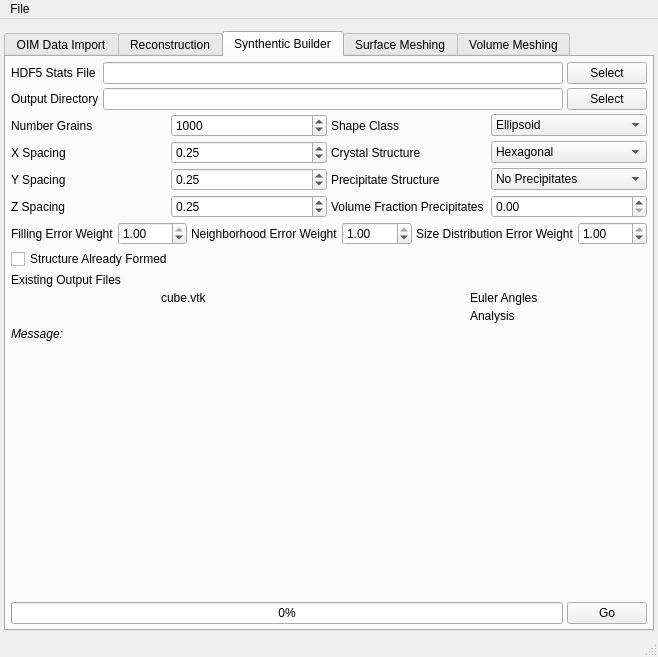
Old version of the form Source/AIM/GUI/UI_Files/RepresentationUI.ui in the repository BlueQuartzSoftware/DREAM3D.
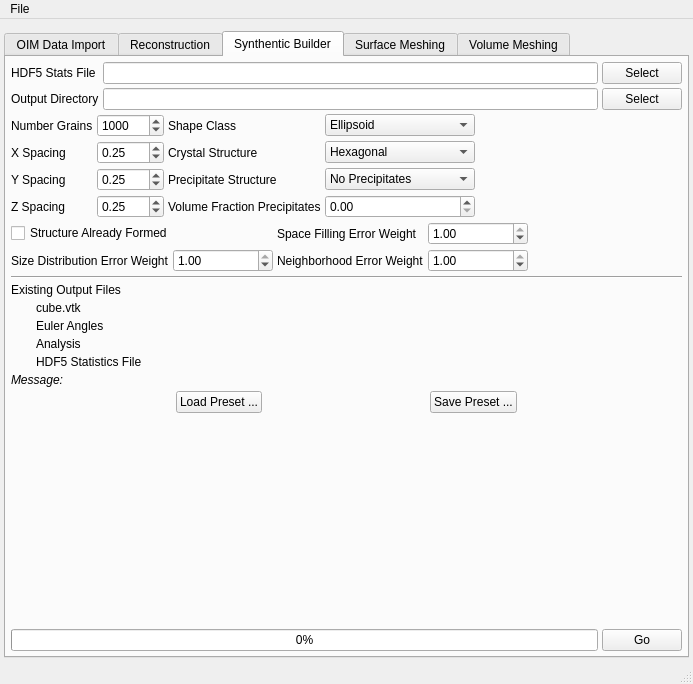
New version of the form. The open tabs and pages were chosen to show the change. Icons and pictures are not drawn.

Commit message: Removing AIMThreads from compiling as it is not used any more. Fixing crashing bug on start up due to changes in how the plot widget table is initialized which lead to a null pointer access

What changed in the file:
```diff
--- a/Source/AIM/GUI/UI_Files/RepresentationUI.ui
+++ b/Source/AIM/GUI/UI_Files/RepresentationUI.ui
@@ -6,8 +6,8 @@
    <rect>
     <x>0</x>
     <y>0</y>
-    <width>658</width>
-    <height>657</height>
+    <width>693</width>
+    <height>684</height>
    </rect>
   </property>
   <property name="windowTitle">
@@ -1244,19 +1244,38 @@
           <item row="3" column="3">
            <widget class="QDoubleSpinBox" name="gg_FractionPrecipitates"/>
           </item>
+          <item row="0" column="4" rowspan="4">
+           <spacer name="horizontalSpacer_17">
+            <property name="orientation">
+             <enum>Qt::Horizontal</enum>
+            </property>
+            <property name="sizeHint" stdset="0">
+             <size>
+              <width>40</width>
+              <height>20</height>
+             </size>
+            </property>
+           </spacer>
+          </item>
          </layout>
         </item>
         <item>
          <layout class="QGridLayout" name="gridLayout_25">
-          <item row="0" column="0">
+          <item row="0" column="2">
            <widget class="QLabel" name="label_55">
             <property name="text">
-             <string>Filling Error Weight</string>
+             <string>Space Filling Error Weight</string>
             </property>
            </widget>
           </item>
-          <item row="0" column="1">
+          <item row="0" column="3">
            <widget class="QDoubleSpinBox" name="gg_FillingErrorWeight">
+            <property name="minimumSize">
+             <size>
+              <width>100</width>
+              <height>0</height>
+             </size>
+            </property>
             <property name="maximum">
              <double>1.000000000000000</double>
             </property>
@@ -1268,15 +1287,21 @@
             </property>
            </widget>
           </item>
-          <item row="0" column="2">
+          <item row="1" column="2">
            <widget class="QLabel" name="label_3">
             <property name="text">
              <string>Neighborhood Error Weight</string>
             </property>
            </widget>
           </item>
-          <item row="0" column="3">
+          <item row="1" column="3">
            <widget class="QDoubleSpinBox" name="gg_NeighborhoodErrorWeight">
+            <property name="minimumSize">
+             <size>
+              <width>100</width>
+              <height>0</height>
+             </size>
+            </property>
             <property name="maximum">
              <double>1.000000000000000</double>
             </property>
@@ -1288,15 +1313,28 @@
             </property>
            </widget>
           </item>
-          <item row="0" column="4">
+          <item row="0" column="0" colspan="2">
+           <widget class="QCheckBox" name="gg_AlreadyFormed">
+            <property name="text">
+             <string>Structure Already Formed</string>
+            </property>
+           </widget>
+          </item>
+          <item row="1" column="0">
            <widget class="QLabel" name="label_4">
             <property name="text">
              <string>Size Distribution Error Weight</string>
             </property>
            </widget>
           </item>
-          <item row="0" column="5">
+          <item row="1" column="1">
            <widget class="QDoubleSpinBox" name="gg_SizeDistErrorWeight">
+            <property name="minimumSize">
+             <size>
+              <width>100</width>
+              <height>0</height>
+             </size>
+            </property>
             <property name="maximum">
              <double>1.000000000000000</double>
             </property>
@@ -1308,12 +1346,25 @@
             </property>
            </widget>
           </item>
+          <item row="0" column="4" rowspan="2">
+           <spacer name="horizontalSpacer_16">
+            <property name="orientation">
+             <enum>Qt::Horizontal</enum>
+            </property>
+            <property name="sizeHint" stdset="0">
+             <size>
+              <width>40</width>
+              <height>20</height>
+             </size>
+            </property>
+           </spacer>
+          </item>
          </layout>
         </item>
         <item>
-         <widget class="QCheckBox" name="gg_AlreadyFormed">
-          <property name="text">
-           <string>Structure Already Formed</string>
+         <widget class="Line" name="line_7">
+          <property name="orientation">
+           <enum>Qt::Horizontal</enum>
           </property>
          </widget>
         </item>
@@ -1322,49 +1373,13 @@
           <property name="spacing">
            <number>4</number>
           </property>
-          <item row="0" column="0" colspan="2">
+          <item row="0" column="1">
            <widget class="QLabel" name="label_23">
             <property name="text">
              <string>Existing Output Files</string>
             </property>
            </widget>
           </item>
-          <item row="1" column="0">
-           <layout class="QFormLayout" name="formLayout_5">
-            <property name="fieldGrowthPolicy">
-             <enum>QFormLayout::FieldsStayAtSizeHint</enum>
-            </property>
-            <property name="labelAlignment">
-             <set>Qt::AlignCenter</set>
-            </property>
-            <property name="formAlignment">
-             <set>Qt::AlignHCenter|Qt::AlignTop</set>
-            </property>
-            <property name="horizontalSpacing">
-             <number>12</number>
-            </property>
-            <property name="verticalSpacing">
-             <number>4</number>
-            </property>
-            <item row="0" column="0">
-             <widget class="QLabel" name="gg_CubeFileIcon">
-              <property name="text">
-               <string/>
-              </property>
-              <property name="pixmap">
-               <pixmap resource="../../../../Resources/icons/images/Icons.qrc">:/Delete-16x16.png</pixmap>
-              </property>
-             </widget>
-            </item>
-            <item row="0" column="1">
-             <widget class="QLabel" name="gg_CubeFile">
-              <property name="text">
-               <string>cube.vtk</string>
-              </property>
-             </widget>
-            </item>
-           </layout>
-          </item>
           <item row="1" column="1">
            <layout class="QFormLayout" name="formLayout_6">
             <property name="fieldGrowthPolicy">
@@ -1382,7 +1397,7 @@
             <property name="verticalSpacing">
              <number>4</number>
             </property>
-            <item row="0" column="0">
+            <item row="1" column="0">
              <widget class="QLabel" name="gg_EulerFileIcon">
               <property name="text">
                <string/>
@@ -1392,14 +1407,14 @@
               </property>
              </widget>
             </item>
-            <item row="0" column="1">
+            <item row="1" column="1">
              <widget class="QLabel" name="gg_EulerFile">
               <property name="text">
                <string>Euler Angles</string>
               </property>
              </widget>
             </item>
-            <item row="1" column="0">
+            <item row="2" column="0">
              <widget class="QLabel" name="gg_AnalysisFileIcon">
               <property name="text">
                <string/>
@@ -1409,16 +1424,56 @@
               </property>
              </widget>
             </item>
-            <item row="1" column="1">
+            <item row="2" column="1">
              <widget class="QLabel" name="gg_AnalysisFile">
               <property name="text">
                <string>Analysis</string>
               </property>
              </widget>
             </item>
+            <item row="0" column="1">
+             <widget class="QLabel" name="gg_CubeFile">
+              <property name="text">
+               <string>cube.vtk</string>
+              </property>
+             </widget>
+            </item>
+            <item row="0" column="0">
+             <widget class="QLabel" name="gg_CubeFileIcon">
+              <property name="text">
+               <string/>
+              </property>
+              <property name="pixmap">
+               <pixmap resource="../../../../Resources/icons/images/Icons.qrc">:/Delete-16x16.png</pixmap>
+              </property>
+             </widget>
+            </item>
+            <item row="3" column="1">
+             <widget class="QLabel" name="gg_H5StatisticsFile_2">
+              <property name="minimumSize">
+               <size>
+                <width>300</width>
+                <height>0</height>
+               </size>
+              </property>
+              <property name="text">
+               <string>HDF5 Statistics File</string>
+              </property>
+             </widget>
+            </item>
+            <item row="3" column="0">
+             <widget class="QLabel" name="gg_H5StatisticsFileIcon">
+              <property name="text">
+               <string/>
+              </property>
+              <property name="pixmap">
+               <pixmap resource="../../../../Resources/icons/images/Icons.qrc">:/Delete-16x16.png</pixmap>
+              </property>
+             </widget>
+            </item>
            </layout>
           </item>
-          <item row="2" column="0" colspan="2">
+          <item row="2" column="1">
            <widget class="QLabel" name="gg_outputfile_msg">
             <property name="font">
              <font>
@@ -1436,6 +1491,76 @@
             </property>
            </widget>
           </item>
+          <item row="0" column="2" rowspan="3">
+           <spacer name="horizontalSpacer_18">
+            <property name="orientation">
+             <enum>Qt::Horizontal</enum>
+            </property>
+            <property name="sizeHint" stdset="0">
+             <size>
+              <width>40</width>
+              <height>20</height>
+             </size>
+            </property>
+           </spacer>
+          </item>
+         </layout>
+        </item>
+        <item>
+         <layout class="QHBoxLayout" name="BIG_LAYOUT">
+          <item>
+           <spacer name="horizontalSpacer_21">
+            <property name="orientation">
+             <enum>Qt::Horizontal</enum>
+            </property>
+            <property name="sizeHint" stdset="0">
+             <size>
+              <width>40</width>
+              <height>20</height>
+             </size>
+            </property>
+           </spacer>
+          </item>
+          <item>
+           <widget class="QPushButton" name="gg_LoadSettingsBtn">
+            <property name="text">
+             <string>Load Preset ...</string>
+            </property>
+           </widget>
+          </item>
+          <item>
+           <spacer name="horizontalSpacer_19">
+            <property name="orientation">
+             <enum>Qt::Horizontal</enum>
+            </property>
+            <property name="sizeHint" stdset="0">
+             <size>
+              <width>40</width>
+              <height>20</height>
+             </size>
+            </property>
+           </spacer>
+          </item>
+          <item>
+           <widget class="QPushButton" name="gg_SaveSettingsBtn">
+            <property name="text">
+             <string>Save Preset ...</string>
+            </property>
+           </widget>
+          </item>
+          <item>
+           <spacer name="horizontalSpacer_20">
+            <property name="orientation">
+             <enum>Qt::Horizontal</enum>
+            </property>
+            <property name="sizeHint" stdset="0">
+             <size>
+              <width>40</width>
+              <height>20</height>
+             </size>
+            </property>
+           </spacer>
+          </item>
          </layout>
         </item>
         <item>
@@ -2204,7 +2329,7 @@
     <rect>
      <x>0</x>
      <y>0</y>
-     <width>658</width>
+     <width>693</width>
      <height>22</height>
     </rect>
    </property>
```
Left out of the diff: 116 changed lines with no effect on the pictures. The commit also changes 4 other files.
